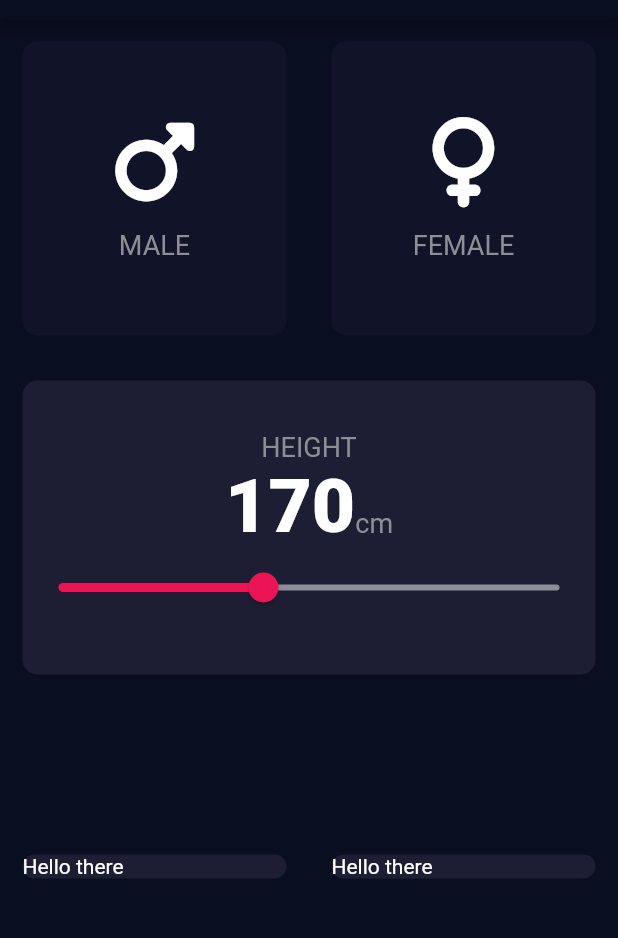
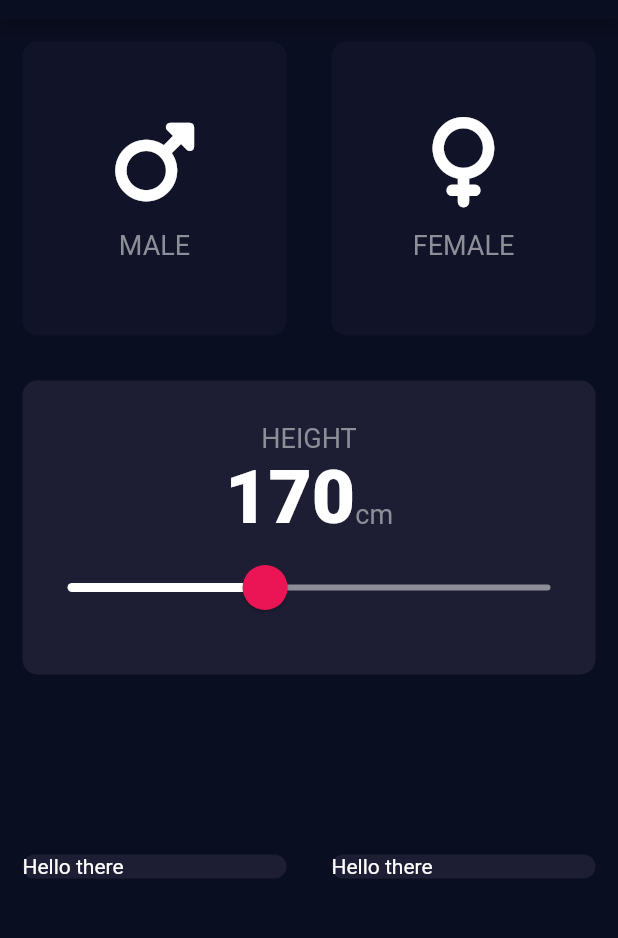
Before and after one commit to Himal-Thapa1/BMI_Calculator_htm_flutter, a Flutter app: the screen it shows after launch, on a phone screen of 412 x 824 dp, the part 65-1003 px from its top. Run offline on Flutter 3.47's test engine with Material 2 defaults, Android fonts, the phone set to English and light mode, and no system bars; our stand-ins replace font_awesome_flutter.

Commit message:
updated slider, made some modifications

```diff
--- a/lib/input_page.dart
+++ b/lib/input_page.dart
@@ -85,17 +85,26 @@ class _InputPageState extends State<InputPage> {
                         )
                       ],
                     ),
-                    Slider(
+                    SliderTheme(
+                      data: SliderTheme.of(context).copyWith(
+                        inactiveTrackColor: Color(0xFF8D8E98),
+                        activeTrackColor: Colors.white,
+                        thumbColor: kbottomContainerColor,
+                        overlayColor: Color(0x29EB1555),
+                        thumbShape:
+                            RoundSliderThumbShape(enabledThumbRadius: 15.0),
+                        overlayShape:
+                            RoundSliderOverlayShape(overlayRadius: 30.0),
+                      ),
+                      child: Slider(
                           value: height.toDouble(),
                           min: kminHeight.toDouble(),
                           max: kmaxHeight.toDouble(),
-                    activeColor: kbottomContainerColor,
-                    inactiveColor: Color(0xFF8D8E98),
-                     onChanged:(double newValue) {
+                          onChanged: (double newValue) {
                             setState(() {
                               height = newValue.round();
                             });
-                     }
+                          }),
                     ),
                   ],
                 ),
```
Lines whose indentation alone changed are shown as unchanged.
